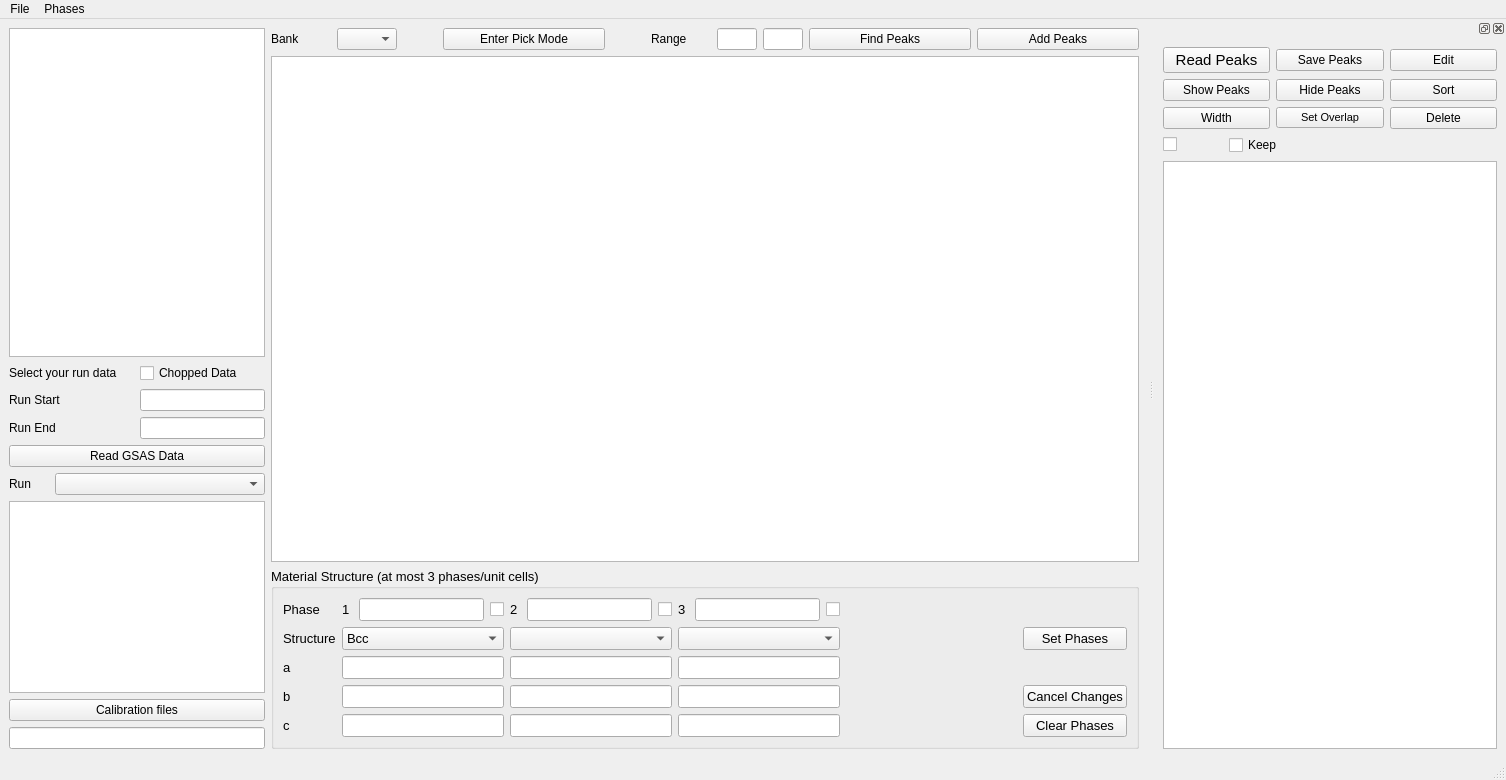
Before: the Qt Designer form src/interface/gui/VdrivePeakPicker.ui in neutrons/PyVDrive, drawn with Qt 5.
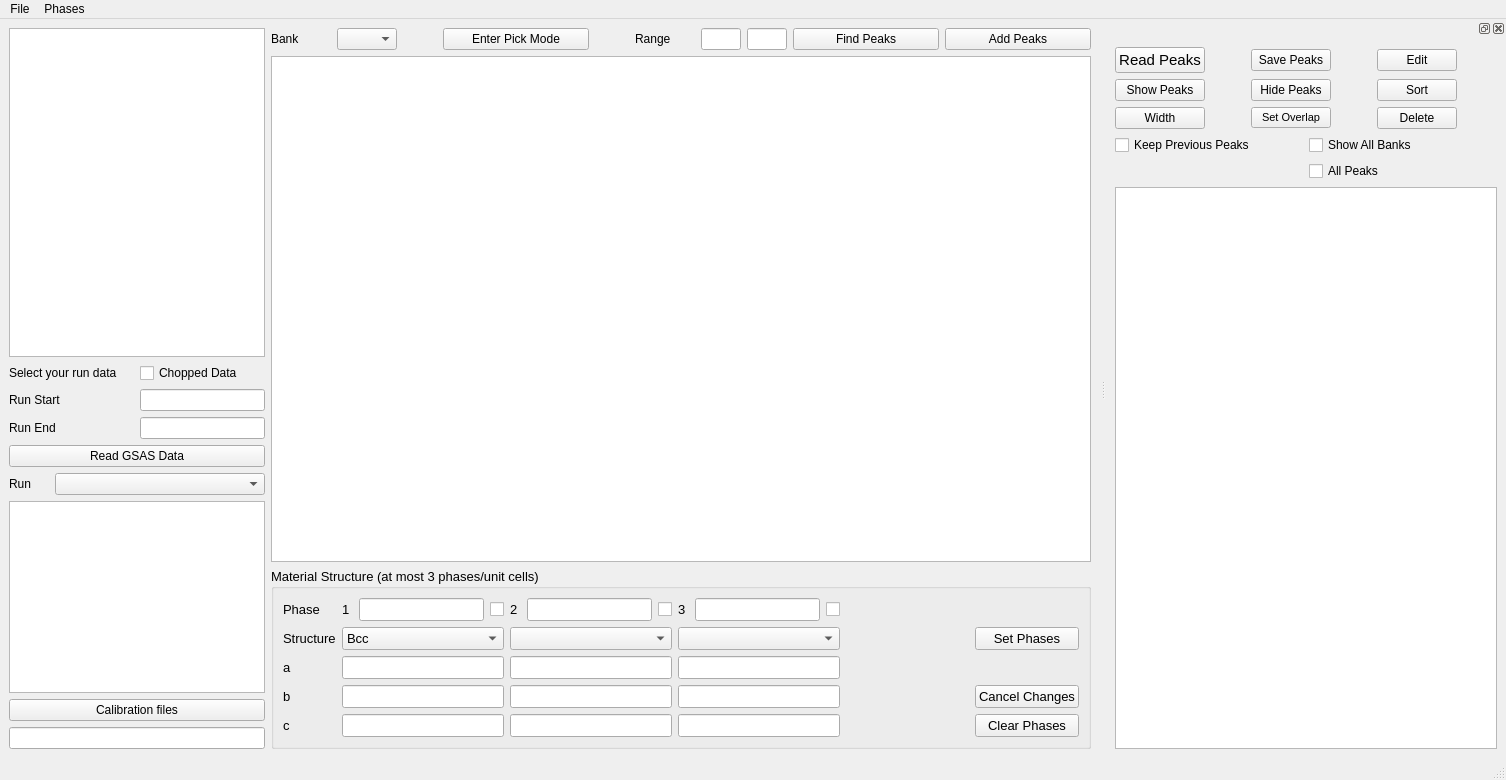
After: the same form once the commit is applied. Custom widgets are drawn as their Qt base class.

Commit message: Refs #44. Improved single-peak fit window.

What changed in the file:
```diff
--- a/src/interface/gui/VdrivePeakPicker.ui
+++ b/src/interface/gui/VdrivePeakPicker.ui
@@ -852,7 +852,7 @@
    </property>
    <property name="minimumSize">
     <size>
-     <width>352</width>
+     <width>391</width>
      <height>379</height>
     </size>
    </property>
@@ -860,29 +860,9 @@
     <number>2</number>
    </attribute>
    <widget class="QWidget" name="dockWidgetContents_6">
-    <layout class="QGridLayout" name="gridLayout_4">
-     <item row="2" column="0" colspan="2">
-      <widget class="PeakParameterTable" name="tableWidget_peakParameter">
-       <property name="sizePolicy">
-        <sizepolicy hsizetype="Expanding" vsizetype="Expanding">
-         <horstretch>0</horstretch>
-         <verstretch>0</verstretch>
-        </sizepolicy>
-       </property>
-       <property name="toolTip">
-        <string>&lt;html&gt;&lt;head/&gt;&lt;body&gt;&lt;p&gt;Peak width is the fitting range for 2 peaks.&lt;/p&gt;&lt;p&gt;It will be picked up by xmin and xmax of the graph&lt;/p&gt;&lt;p&gt;&lt;br/&gt;&lt;/p&gt;&lt;p&gt;Nomenclature:&lt;/p&gt;&lt;p&gt;1. width (vdrive): peak fit range = 6 * FWHM&lt;/p&gt;&lt;p&gt;2. If there are more than 1 peak overlapped, then use 'number of peak to notify that the number of peak overlapped'&lt;/p&gt;&lt;/body&gt;&lt;/html&gt;</string>
-       </property>
-      </widget>
-     </item>
-     <item row="0" column="0" colspan="2">
+    <layout class="QVBoxLayout" name="verticalLayout">
+     <item>
       <layout class="QGridLayout" name="gridLayout_3">
-       <item row="1" column="1">
-        <widget class="QPushButton" name="pushButton_hidePeaks">
-         <property name="text">
-          <string>Hide Peaks</string>
-         </property>
-        </widget>
-       </item>
        <item row="0" column="0">
         <widget class="QPushButton" name="pushButton_readPeakFile">
          <property name="font">
@@ -895,7 +875,7 @@
          </property>
         </widget>
        </item>
-       <item row="1" column="2">
+       <item row="1" column="4">
         <widget class="QPushButton" name="pushButton_sortPeaks">
          <property name="maximumSize">
           <size>
@@ -911,7 +891,7 @@
          </property>
         </widget>
        </item>
-       <item row="2" column="1">
+       <item row="2" column="2">
         <widget class="QPushButton" name="pushButton_claimOverlappedPeaks">
          <property name="maximumSize">
           <size>
@@ -948,7 +928,7 @@
          </property>
         </widget>
        </item>
-       <item row="0" column="1">
+       <item row="0" column="2">
         <widget class="QPushButton" name="pushButton_save">
          <property name="toolTip">
           <string>&lt;html&gt;&lt;head/&gt;&lt;body&gt;&lt;p&gt;push this button wil have blabla effect!&lt;/p&gt;&lt;/body&gt;&lt;/html&gt;</string>
@@ -968,7 +948,30 @@
          </property>
         </widget>
        </item>
-       <item row="2" column="2">
+       <item row="0" column="5">
+        <spacer name="horizontalSpacer_2">
+         <property name="orientation">
+          <enum>Qt::Horizontal</enum>
+         </property>
+         <property name="sizeType">
+          <enum>QSizePolicy::Preferred</enum>
+         </property>
+         <property name="sizeHint" stdset="0">
+          <size>
+           <width>40</width>
+           <height>20</height>
+          </size>
+         </property>
+        </spacer>
+       </item>
+       <item row="1" column="2">
+        <widget class="QPushButton" name="pushButton_hidePeaks">
+         <property name="text">
+          <string>Hide Peaks</string>
+         </property>
+        </widget>
+       </item>
+       <item row="2" column="4">
         <widget class="QPushButton" name="pushButton_deletePeaks">
          <property name="maximumSize">
           <size>
@@ -984,7 +987,7 @@
          </property>
         </widget>
        </item>
-       <item row="0" column="2">
+       <item row="0" column="4">
         <widget class="QPushButton" name="pushButton_editTableContents">
          <property name="maximumSize">
           <size>
@@ -997,28 +1000,99 @@
          </property>
         </widget>
        </item>
+       <item row="0" column="1">
+        <spacer name="horizontalSpacer_5">
+         <property name="orientation">
+          <enum>Qt::Horizontal</enum>
+         </property>
+         <property name="sizeType">
+          <enum>QSizePolicy::Preferred</enum>
+         </property>
+         <property name="sizeHint" stdset="0">
+          <size>
+           <width>40</width>
+           <height>20</height>
+          </size>
+         </property>
+        </spacer>
+       </item>
+       <item row="0" column="3">
+        <spacer name="horizontalSpacer_6">
+         <property name="orientation">
+          <enum>Qt::Horizontal</enum>
+         </property>
+         <property name="sizeType">
+          <enum>QSizePolicy::Preferred</enum>
+         </property>
+         <property name="sizeHint" stdset="0">
+          <size>
+           <width>40</width>
+           <height>20</height>
+          </size>
+         </property>
+        </spacer>
+       </item>
       </layout>
      </item>
-     <item row="1" column="1">
-      <widget class="QCheckBox" name="checkBox_keepPeaksInTable">
+     <item>
+      <layout class="QGridLayout" name="gridLayout_7">
+       <item row="0" column="1">
+        <widget class="QCheckBox" name="checkBox_showAllBanksPeaks">
+         <property name="font">
+          <font>
+           <pointsize>9</pointsize>
+          </font>
+         </property>
+         <property name="text">
+          <string>Show All Banks</string>
+         </property>
+        </widget>
+       </item>
+       <item row="0" column="0">
+        <widget class="QCheckBox" name="checkBox_keepPeaksInTable">
+         <property name="font">
+          <font>
+           <pointsize>9</pointsize>
+          </font>
+         </property>
+         <property name="toolTip">
+          <string>&lt;html&gt;&lt;head/&gt;&lt;body&gt;&lt;p&gt;Keep peaks in the peak table while importing peaks from peak ID file&lt;/p&gt;&lt;/body&gt;&lt;/html&gt;</string>
+         </property>
+         <property name="text">
+          <string>Keep Previous Peaks</string>
+         </property>
+        </widget>
+       </item>
+       <item row="1" column="1">
+        <widget class="QCheckBox" name="checkBox_selectPeaks">
+         <property name="maximumSize">
+          <size>
+           <width>600</width>
+           <height>16777215</height>
+          </size>
+         </property>
+         <property name="font">
+          <font>
+           <pointsize>9</pointsize>
+          </font>
+         </property>
+         <property name="text">
+          <string>All Peaks</string>
+         </property>
+        </widget>
+       </item>
+      </layout>
+     </item>
+     <item>
+      <widget class="PeakParameterTable" name="tableWidget_peakParameter">
+       <property name="sizePolicy">
+        <sizepolicy hsizetype="Expanding" vsizetype="Expanding">
+         <horstretch>0</horstretch>
+         <verstretch>0</verstretch>
+        </sizepolicy>
+       </property>
        <property name="toolTip">
-        <string>&lt;html&gt;&lt;head/&gt;&lt;body&gt;&lt;p&gt;Keep peaks in the peak table while importing peaks from peak ID file&lt;/p&gt;&lt;/body&gt;&lt;/html&gt;</string>
-       </property>
-       <property name="text">
-        <string>Keep</string>
-       </property>
-      </widget>
-     </item>
-     <item row="1" column="0">
-      <widget class="QCheckBox" name="checkBox_selectPeaks">
-       <property name="maximumSize">
-        <size>
-         <width>60</width>
-         <height>16777215</height>
-        </size>
-       </property>
-       <property name="text">
-        <string/>
+        <string>&lt;html&gt;&lt;head/&gt;&lt;body&gt;&lt;p&gt;Peak width is the fitting range for 2 peaks.&lt;/p&gt;&lt;p&gt;It will be picked up by xmin and xmax of the graph&lt;/p&gt;&lt;p&gt;&lt;br/&gt;&lt;/p&gt;&lt;p&gt;Nomenclature:&lt;/p&gt;&lt;p&gt;1. width (vdrive): peak fit range = 6 * FWHM&lt;/p&gt;&lt;p&gt;2. If there are more than 1 peak overlapped, then use 'number of peak to notify that the number of peak overlapped'&lt;/p&gt;&lt;/body&gt;&lt;/html&gt;</string>
        </property>
       </widget>
      </item>
```
Left out of the diff: 1 changed line with no effect on the pictures. The commit also changes 4 other files.
